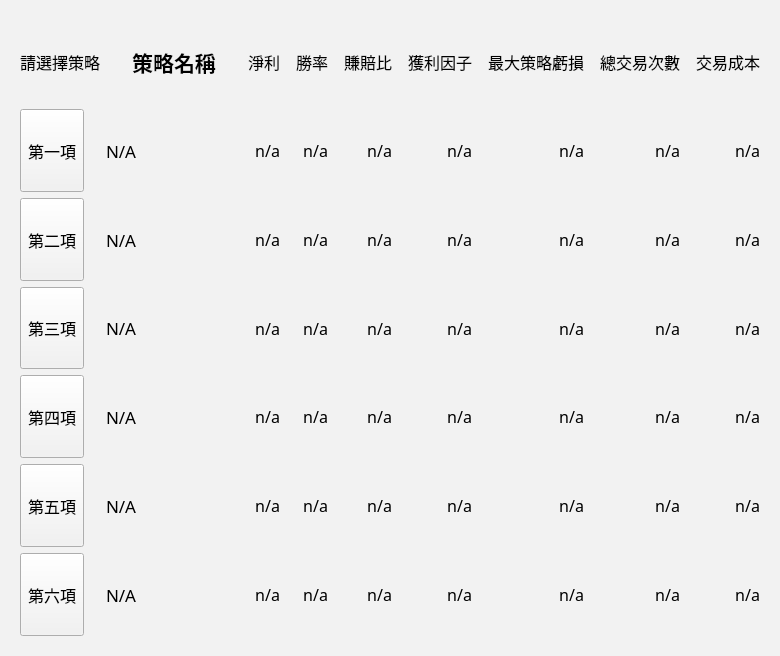
This is Read_txt_UI.ui in allen93075/Winner as Qt 5 draws it before an edit. The edited form follows.
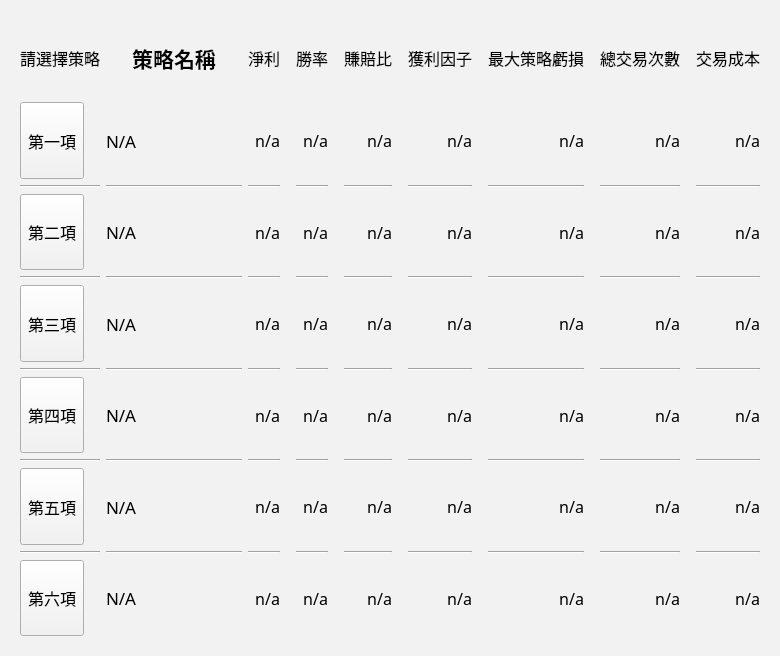
This is the edited form.

What changed in the file:
```diff
--- a/Read_txt_UI.ui
+++ b/Read_txt_UI.ui
@@ -83,6 +83,13 @@
             </property>
            </widget>
           </item>
+          <item>
+           <widget class="Line" name="line_2">
+            <property name="orientation">
+             <enum>Qt::Horizontal</enum>
+            </property>
+           </widget>
+          </item>
           <item>
            <widget class="QToolButton" name="toolButton_2">
             <property name="sizePolicy">
@@ -105,6 +112,13 @@
             </property>
            </widget>
           </item>
+          <item>
+           <widget class="Line" name="line_10">
+            <property name="orientation">
+             <enum>Qt::Horizontal</enum>
+            </property>
+           </widget>
+          </item>
           <item>
            <widget class="QToolButton" name="toolButton_3">
             <property name="sizePolicy">
@@ -127,6 +141,13 @@
             </property>
            </widget>
           </item>
+          <item>
+           <widget class="Line" name="line_19">
+            <property name="orientation">
+             <enum>Qt::Horizontal</enum>
+            </property>
+           </widget>
+          </item>
           <item>
            <widget class="QToolButton" name="toolButton_4">
             <property name="sizePolicy">
@@ -149,6 +170,13 @@
             </property>
            </widget>
           </item>
+          <item>
+           <widget class="Line" name="line_28">
+            <property name="orientation">
+             <enum>Qt::Horizontal</enum>
+            </property>
+           </widget>
+          </item>
           <item>
            <widget class="QToolButton" name="toolButton_5">
             <property name="sizePolicy">
@@ -171,6 +199,13 @@
             </property>
            </widget>
           </item>
+          <item>
+           <widget class="Line" name="line_29">
+            <property name="orientation">
+             <enum>Qt::Horizontal</enum>
+            </property>
+           </widget>
+          </item>
           <item>
            <widget class="QToolButton" name="toolButton_6">
             <property name="sizePolicy">
@@ -231,6 +266,13 @@
             </property>
            </widget>
           </item>
+          <item>
+           <widget class="Line" name="line">
+            <property name="orientation">
+             <enum>Qt::Horizontal</enum>
+            </property>
+           </widget>
+          </item>
           <item>
            <widget class="QLabel" name="strategy_2">
             <property name="font">
@@ -247,6 +289,13 @@
             </property>
            </widget>
           </item>
+          <item>
+           <widget class="Line" name="line_11">
+            <property name="orientation">
+             <enum>Qt::Horizontal</enum>
+            </property>
+           </widget>
+          </item>
           <item>
            <widget class="QLabel" name="strategy_3">
              <property name="font">
@@ -263,6 +312,13 @@
             </property>
            </widget>
           </item>
+          <item>
+           <widget class="Line" name="line_20">
+            <property name="orientation">
+             <enum>Qt::Horizontal</enum>
+            </property>
+           </widget>
+          </item>
           <item>
            <widget class="QLabel" name="strategy_4">
              <property name="font">
@@ -279,6 +335,13 @@
             </property>
            </widget>
           </item>
+          <item>
+           <widget class="Line" name="line_30">
+            <property name="orientation">
+             <enum>Qt::Horizontal</enum>
+            </property>
+           </widget>
+          </item>
           <item>
            <widget class="QLabel" name="strategy_5">
              <property name="font">
@@ -295,6 +358,13 @@
             </property>
            </widget>
           </item>
+          <item>
+           <widget class="Line" name="line_31">
+            <property name="orientation">
+             <enum>Qt::Horizontal</enum>
+            </property>
+           </widget>
+          </item>
           <item>
            <widget class="QLabel" name="strategy_6">
              <property name="font">
@@ -349,6 +419,13 @@
               </property>
              </widget>
             </item>
+            <item>
+             <widget class="Line" name="line_3">
+              <property name="orientation">
+               <enum>Qt::Horizontal</enum>
+              </property>
+             </widget>
+            </item>
             <item>
              <widget class="QLabel" name="st2_1">
                <property name="font">
@@ -365,6 +442,13 @@
               </property>
              </widget>
             </item>
+            <item>
+             <widget class="Line" name="line_12">
+              <property name="orientation">
+               <enum>Qt::Horizontal</enum>
+              </property>
+             </widget>
+            </item>
             <item>
              <widget class="QLabel" name="st3_1">
                <property name="font">
@@ -381,6 +465,13 @@
               </property>
              </widget>
             </item>
+            <item>
+             <widget class="Line" name="line_21">
+              <property name="orientation">
+               <enum>Qt::Horizontal</enum>
+              </property>
+             </widget>
+            </item>
             <item>
              <widget class="QLabel" name="st4_1">
                <property name="font">
@@ -397,6 +488,13 @@
               </property>
              </widget>
             </item>
+            <item>
+             <widget class="Line" name="line_32">
+              <property name="orientation">
+               <enum>Qt::Horizontal</enum>
+              </property>
+             </widget>
+            </item>
             <item>
              <widget class="QLabel" name="st5_1">
                <property name="font">
@@ -413,6 +511,13 @@
               </property>
              </widget>
             </item>
+            <item>
+             <widget class="Line" name="line_33">
+              <property name="orientation">
+               <enum>Qt::Horizontal</enum>
+              </property>
+             </widget>
+            </item>
             <item>
              <widget class="QLabel" name="st6_1">
                <property name="font">
@@ -481,6 +586,13 @@
               </property>
              </widget>
             </item>
+            <item>
+             <widget class="Line" name="line_4">
+              <property name="orientation">
+               <enum>Qt::Horizontal</enum>
+              </property>
+             </widget>
+            </item>
             <item>
              <widget class="QLabel" name="st2_2">
                <property name="font">
@@ -497,6 +609,13 @@
               </property>
              </widget>
             </item>
+            <item>
+             <widget class="Line" name="line_13">
+              <property name="orientation">
+               <enum>Qt::Horizontal</enum>
+              </property>
+             </widget>
+            </item>
             <item>
              <widget class="QLabel" name="st3_2">
                <property name="font">
@@ -513,6 +632,13 @@
               </property>
              </widget>
             </item>
+            <item>
+             <widget class="Line" name="line_22">
+              <property name="orientation">
+               <enum>Qt::Horizontal</enum>
+              </property>
+             </widget>
+            </item>
             <item>
              <widget class="QLabel" name="st4_2">
                <property name="font">
@@ -529,6 +655,13 @@
               </property>
              </widget>
             </item>
+            <item>
+             <widget class="Line" name="line_34">
+              <property name="orientation">
+               <enum>Qt::Horizontal</enum>
+              </property>
+             </widget>
+            </item>
             <item>
              <widget class="QLabel" name="st5_2">
                <property name="font">
@@ -545,6 +678,13 @@
               </property>
              </widget>
             </item>
+            <item>
+             <widget class="Line" name="line_35">
+              <property name="orientation">
+               <enum>Qt::Horizontal</enum>
+              </property>
+             </widget>
+            </item>
             <item>
              <widget class="QLabel" name="st6_2">
                <property name="font">
@@ -613,6 +753,13 @@
               </property>
              </widget>
             </item>
+            <item>
+             <widget class="Line" name="line_5">
+              <property name="orientation">
+               <enum>Qt::Horizontal</enum>
+              </property>
+             </widget>
+            </item>
             <item>
              <widget class="QLabel" name="st2_3">
                <property name="font">
@@ -629,6 +776,13 @@
               </property>
              </widget>
             </item>
+            <item>
+             <widget class="Line" name="line_14">
+              <property name="orientation">
+               <enum>Qt::Horizontal</enum>
+              </property>
+             </widget>
+            </item>
             <item>
              <widget class="QLabel" name="st3_3">
                <property name="font">
@@ -645,6 +799,13 @@
               </property>
              </widget>
             </item>
+            <item>
+             <widget class="Line" name="line_23">
+              <property name="orientation">
+               <enum>Qt::Horizontal</enum>
+              </property>
+             </widget>
+            </item>
             <item>
              <widget class="QLabel" name="st4_3">
                <property name="font">
@@ -661,6 +822,13 @@
               </property>
              </widget>
             </item>
+            <item>
+             <widget class="Line" name="line_36">
+              <property name="orientation">
+               <enum>Qt::Horizontal</enum>
+              </property>
+             </widget>
+            </item>
             <item>
              <widget class="QLabel" name="st5_3">
                <property name="font">
@@ -677,6 +845,13 @@
               </property>
              </widget>
             </item>
+            <item>
+             <widget class="Line" name="line_37">
+              <property name="orientation">
+               <enum>Qt::Horizontal</enum>
+              </property>
+             </widget>
+            </item>
             <item>
              <widget class="QLabel" name="st6_3">
                <property name="font">
@@ -745,6 +920,13 @@
               </property>
              </widget>
             </item>
+            <item>
+             <widget class="Line" name="line_6">
+              <property name="orientation">
+               <enum>Qt::Horizontal</enum>
+              </property>
+             </widget>
+            </item>
             <item>
              <widget class="QLabel" name="st2_4">
                <property name="font">
@@ -761,6 +943,13 @@
               </property>
              </widget>
             </item>
+            <item>
+             <widget class="Line" name="line_15">
+              <property name="orientation">
+               <enum>Qt::Horizontal</enum>
+              </property>
+             </widget>
+            </item>
             <item>
              <widget class="QLabel" name="st3_4">
                <property name="font">
@@ -777,6 +966,13 @@
               </property>
              </widget>
             </item>
+            <item>
+             <widget class="Line" name="line_24">
+              <property name="orientation">
+               <enum>Qt::Horizontal</enum>
+              </property>
+             </widget>
+            </item>
             <item>
              <widget class="QLabel" name="st4_4">
                <property name="font">
@@ -793,6 +989,13 @@
               </property>
              </widget>
             </item>
+            <item>
+             <widget class="Line" name="line_38">
+              <property name="orientation">
+               <enum>Qt::Horizontal</enum>
+              </property>
+             </widget>
+            </item>
             <item>
              <widget class="QLabel" name="st5_4">
                <property name="font">
@@ -809,6 +1012,13 @@
               </property>
              </widget>
             </item>
+            <item>
+             <widget class="Line" name="line_39">
+              <property name="orientation">
+               <enum>Qt::Horizontal</enum>
+              </property>
+             </widget>
+            </item>
             <item>
              <widget class="QLabel" name="st6_4">
                <property name="font">
@@ -877,6 +1087,13 @@
               </property>
              </widget>
             </item>
+            <item>
+             <widget class="Line" name="line_7">
+              <property name="orientation">
+               <enum>Qt::Horizontal</enum>
+              </property>
+             </widget>
+            </item>
             <item>
              <widget class="QLabel" name="st2_5">
                <property name="font">
@@ -893,6 +1110,13 @@
               </property>
              </widget>
             </item>
+            <item>
+             <widget class="Line" name="line_16">
+              <property name="orientation">
+               <enum>Qt::Horizontal</enum>
+              </property>
+             </widget>
+            </item>
             <item>
              <widget class="QLabel" name="st3_5">
                <property name="font">
@@ -909,6 +1133,13 @@
               </property>
              </widget>
             </item>
+            <item>
+             <widget class="Line" name="line_25">
+              <property name="orientation">
+               <enum>Qt::Horizontal</enum>
+              </property>
+             </widget>
+            </item>
             <item>
              <widget class="QLabel" name="st4_5">
                <property name="font">
@@ -925,6 +1156,13 @@
               </property>
              </widget>
             </item>
+            <item>
+             <widget class="Line" name="line_40">
+              <property name="orientation">
+               <enum>Qt::Horizontal</enum>
+              </property>
+             </widget>
+            </item>
             <item>
              <widget class="QLabel" name="st5_5">
                <property name="font">
@@ -941,6 +1179,13 @@
               </property>
              </widget>
             </item>
+            <item>
+             <widget class="Line" name="line_41">
+              <property name="orientation">
+               <enum>Qt::Horizontal</enum>
+              </property>
+             </widget>
+            </item>
             <item>
              <widget class="QLabel" name="st6_5">
                <property name="font">
@@ -1009,6 +1254,13 @@
               </property>
              </widget>
             </item>
+            <item>
+             <widget class="Line" name="line_8">
+              <property name="orientation">
+               <enum>Qt::Horizontal</enum>
+              </property>
+             </widget>
+            </item>
             <item>
              <widget class="QLabel" name="st2_6">
                <property name="font">
@@ -1025,6 +1277,13 @@
               </property>
              </widget>
             </item>
+            <item>
+             <widget class="Line" name="line_17">
+              <property name="orientation">
+               <enum>Qt::Horizontal</enum>
+              </property>
+             </widget>
+            </item>
             <item>
              <widget class="QLabel" name="st3_6">
                <property name="font">
@@ -1041,6 +1300,13 @@
               </property>
              </widget>
             </item>
+            <item>
+             <widget class="Line" name="line_26">
+              <property name="orientation">
+               <enum>Qt::Horizontal</enum>
+              </property>
+             </widget>
+            </item>
             <item>
              <widget class="QLabel" name="st4_6">
                <property name="font">
@@ -1057,6 +1323,13 @@
               </property>
              </widget>
             </item>
+            <item>
+             <widget class="Line" name="line_42">
+              <property name="orientation">
+               <enum>Qt::Horizontal</enum>
+              </property>
+             </widget>
+            </item>
             <item>
              <widget class="QLabel" name="st5_6">
                <property name="font">
@@ -1073,6 +1346,13 @@
               </property>
              </widget>
             </item>
+            <item>
+             <widget class="Line" name="line_43">
+              <property name="orientation">
+               <enum>Qt::Horizontal</enum>
+              </property>
+             </widget>
+            </item>
             <item>
              <widget class="QLabel" name="st6_6">
                <property name="font">
@@ -1141,6 +1421,13 @@
               </property>
              </widget>
             </item>
+            <item>
+             <widget class="Line" name="line_9">
+              <property name="orientation">
+               <enum>Qt::Horizontal</enum>
+              </property>
+             </widget>
+            </item>
             <item>
              <widget class="QLabel" name="st2_7">
                <property name="font">
@@ -1157,6 +1444,13 @@
               </property>
              </widget>
             </item>
+            <item>
+             <widget class="Line" name="line_18">
+              <property name="orientation">
+               <enum>Qt::Horizontal</enum>
+              </property>
+             </widget>
+            </item>
             <item>
              <widget class="QLabel" name="st3_7">
                <property name="font">
@@ -1173,6 +1467,13 @@
               </property>
              </widget>
             </item>
+            <item>
+             <widget class="Line" name="line_27">
+              <property name="orientation">
+               <enum>Qt::Horizontal</enum>
+              </property>
+             </widget>
+            </item>
             <item>
              <widget class="QLabel" name="st4_7">
                <property name="font">
@@ -1189,6 +1490,13 @@
               </property>
              </widget>
             </item>
+            <item>
+             <widget class="Line" name="line_44">
+              <property name="orientation">
+               <enum>Qt::Horizontal</enum>
+              </property>
+             </widget>
+            </item>
             <item>
              <widget class="QLabel" name="st5_7">
                <property name="font">
@@ -1205,6 +1513,13 @@
               </property>
              </widget>
             </item>
+            <item>
+             <widget class="Line" name="line_45">
+              <property name="orientation">
+               <enum>Qt::Horizontal</enum>
+              </property>
+             </widget>
+            </item>
             <item>
              <widget class="QLabel" name="st6_7">
                <property name="font">
```
Lines whose indentation alone changed are shown as unchanged.
